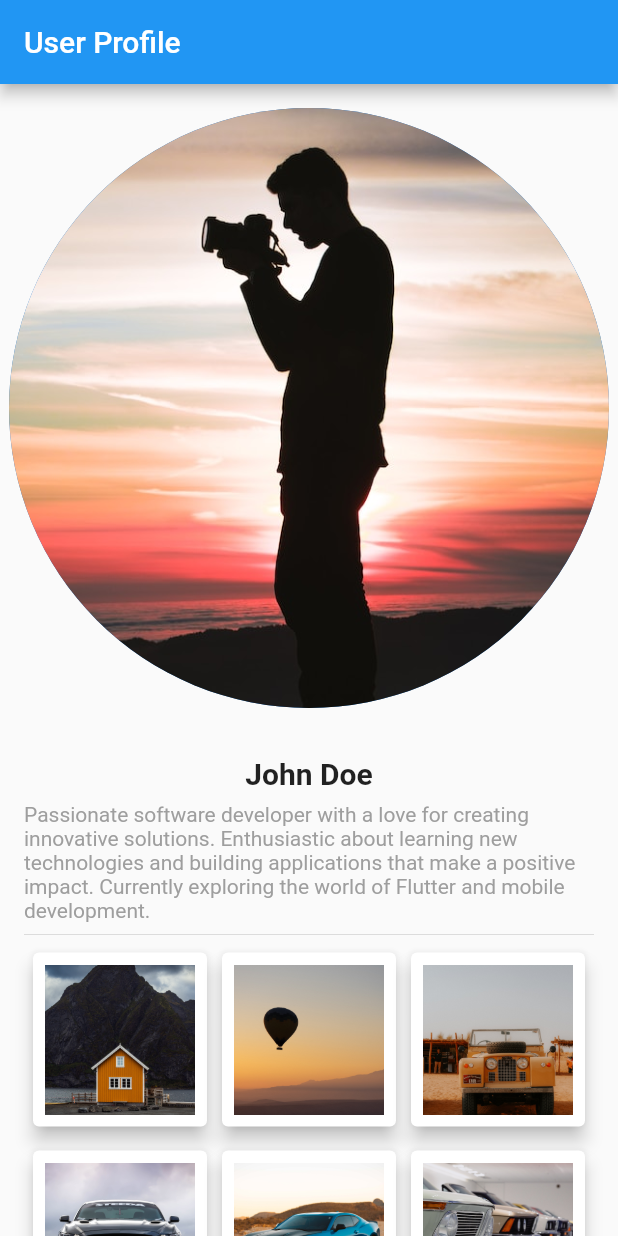
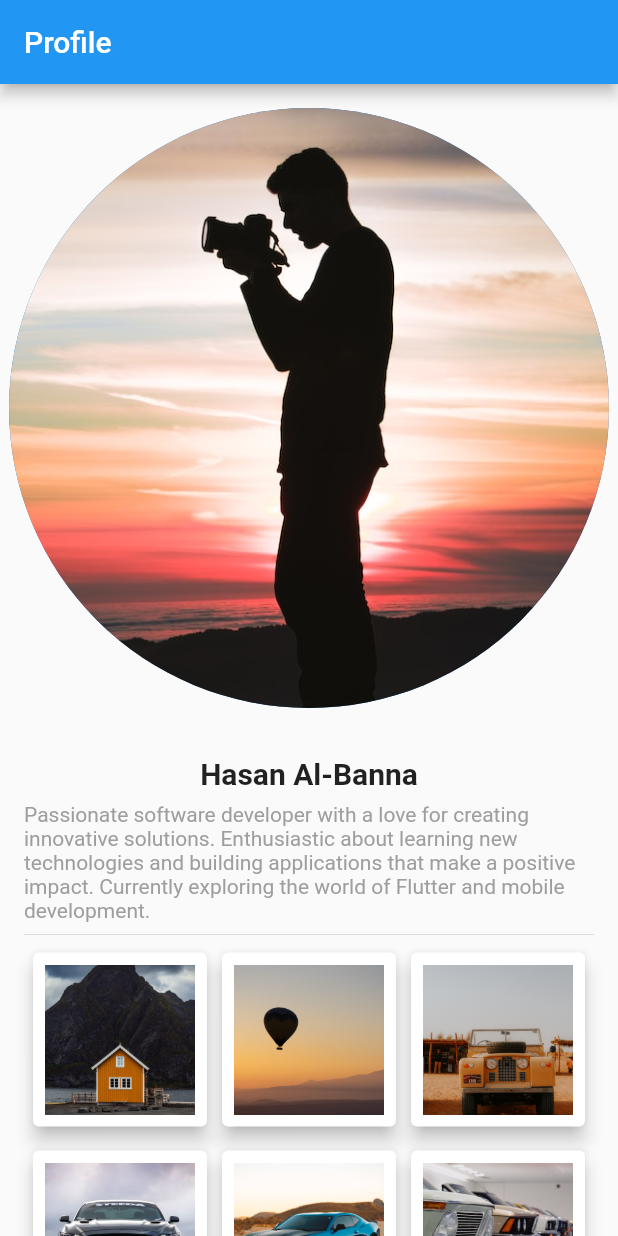
Before and after one commit to ob1Kenoobi/mod8-assigment, a Flutter app: the screen it shows after launch, on a phone screen of 412 x 824 dp. Run offline on Flutter 3.47's test engine with Material 2 defaults, Android fonts, the phone set to English and light mode, and no system bars.

Commit message:
modified existing files.

```diff
--- a/lib/image_grid.dart
+++ b/lib/image_grid.dart
@@ -1,26 +1,15 @@
 import 'package:flutter/material.dart';
+import 'package:mod8_assignment/image_paths.dart';
 
 class ImageGrid extends StatelessWidget {
   @override
   Widget build(BuildContext context) {
-    // Your image grid code
+    // image grid code
     return _buildImageRows();
   }
 
   Widget _buildImageRows() {
-    // Your image paths
-    final List<String> imagePaths = [
-      'assets/images/photo.jpg',
-      'assets/images/photo1.jpg',
-      'assets/images/photo2.jpg',
-      'assets/images/photo3.jpg',
-      'assets/images/photo4.jpg',
-      'assets/images/photo5.jpg',
-      'assets/images/profile.jpg',
-      'assets/images/profile.jpg',
-      'assets/images/profile.jpg',
-      'assets/images/profile.jpg',
-    ];
+    List<String> imagePaths = ImagePaths.paths;
 
     const int picturesPerRow = 3;
 
--- a/lib/profile_image.dart
+++ b/lib/profile_image.dart
@@ -3,7 +3,7 @@ import 'package:flutter/material.dart';
 class ProfileImage extends StatelessWidget {
   @override
   Widget build(BuildContext context) {
-    // Your profile image code
+    //profile image code
     return CircleAvatar(
       radius: 200,
       backgroundImage: AssetImage('assets/images/profile.jpg'),
--- a/lib/user_profile_page.dart
+++ b/lib/user_profile_page.dart
@@ -1,14 +1,13 @@
 import 'package:flutter/material.dart';
 import 'package:mod8_assignment/image_grid.dart';
 import 'package:mod8_assignment/profile_image.dart';
-// Make sure the import is correct
 
 class UserProfilePage extends StatelessWidget {
   @override
   Widget build(BuildContext context) {
     return Scaffold(
       appBar: AppBar(
-        title: Text('User Profile'),
+        title: Text('Profile'),
       ),
       body: OrientationBuilder(
         builder: (context, orientation) {
@@ -26,14 +25,14 @@ class UserProfilePage extends StatelessWidget {
         crossAxisAlignment: CrossAxisAlignment.stretch,
         children: [
           SizedBox(height: 16),
-          ProfileImage(), // Use the correct class name
+          ProfileImage(),
           SizedBox(height: 16),
           Padding(
             padding: const EdgeInsets.all(16.0),
             child: Column(
               children: [
                 Text(
-                  'John Doe',
+                  'Hasan Al-Banna',
                   style: TextStyle(
                     fontSize: 20,
                     fontWeight: FontWeight.bold,
@@ -64,7 +63,7 @@ class UserProfilePage extends StatelessWidget {
         children: [
           Expanded(
             flex: 5,
-            child: ProfileImage(), // Use the correct class name
+            child: ProfileImage(),
           ),
           Expanded(
             flex: 6,
@@ -73,7 +72,7 @@ class UserProfilePage extends StatelessWidget {
               child: Column(
                 children: [
                   Text(
-                    'John Doe',
+                    'Hasan Al-Banna',
                     style: TextStyle(
                       fontSize: 20,
                       fontWeight: FontWeight.bold,
```
